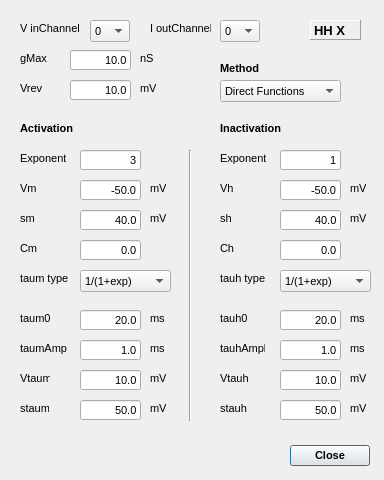
This is src/gui/HHDlg.ui in CompEphys-team/stdpc as Qt 5 draws it before an edit. The edited form follows.
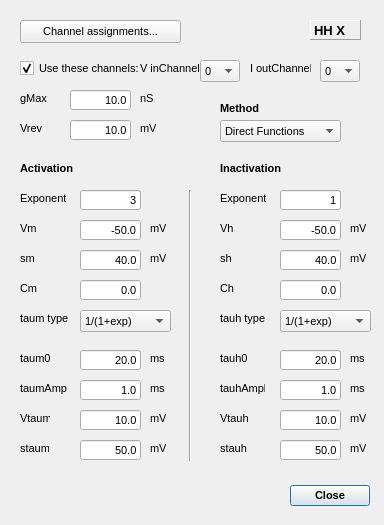
This is the edited form.

Commit message:
Added pilot support for multiple assignments
- Established a robust framework for multiple channel assignments per
parameter set
- Implemented this for m/h/tau HH currents, from legacy-friendly
interface down to DCThread behaviour

```diff
--- a/src/gui/HHDlg.ui
+++ b/src/gui/HHDlg.ui
@@ -7,7 +7,7 @@
     <x>0</x>
     <y>0</y>
     <width>384</width>
-    <height>480</height>
+    <height>525</height>
    </rect>
   </property>
   <property name="font">
@@ -24,7 +24,7 @@
    <property name="geometry">
     <rect>
      <x>210</x>
-     <y>440</y>
+     <y>480</y>
      <width>160</width>
      <height>32</height>
     </rect>
@@ -86,8 +86,8 @@
   <widget class="QComboBox" name="VChannelCombo">
    <property name="geometry">
     <rect>
-     <x>90</x>
-     <y>20</y>
+     <x>200</x>
+     <y>60</y>
      <width>40</width>
      <height>22</height>
     </rect>
@@ -118,8 +118,8 @@
   <widget class="QLabel" name="label_2">
    <property name="geometry">
     <rect>
-     <x>20</x>
-     <y>20</y>
+     <x>140</x>
+     <y>60</y>
      <width>61</width>
      <height>16</height>
     </rect>
@@ -139,7 +139,7 @@
    <property name="geometry">
     <rect>
      <x>20</x>
-     <y>50</y>
+     <y>90</y>
      <width>31</width>
      <height>16</height>
     </rect>
@@ -159,7 +159,7 @@
    <property name="geometry">
     <rect>
      <x>140</x>
-     <y>50</y>
+     <y>90</y>
      <width>16</width>
      <height>16</height>
     </rect>
@@ -179,7 +179,7 @@
    <property name="geometry">
     <rect>
      <x>70</x>
-     <y>50</y>
+     <y>90</y>
      <width>61</width>
      <height>20</height>
     </rect>
@@ -205,7 +205,7 @@
    <property name="geometry">
     <rect>
      <x>20</x>
-     <y>80</y>
+     <y>120</y>
      <width>31</width>
      <height>16</height>
     </rect>
@@ -225,7 +225,7 @@
    <property name="geometry">
     <rect>
      <x>70</x>
-     <y>80</y>
+     <y>120</y>
      <width>61</width>
      <height>20</height>
     </rect>
@@ -251,7 +251,7 @@
    <property name="geometry">
     <rect>
      <x>140</x>
-     <y>80</y>
+     <y>120</y>
      <width>16</width>
      <height>16</height>
     </rect>
@@ -271,7 +271,7 @@
    <property name="geometry">
     <rect>
      <x>20</x>
-     <y>120</y>
+     <y>160</y>
      <width>58</width>
      <height>16</height>
     </rect>
@@ -290,7 +290,7 @@
    <property name="geometry">
     <rect>
      <x>220</x>
-     <y>120</y>
+     <y>160</y>
      <width>69</width>
      <height>16</height>
     </rect>
@@ -309,7 +309,7 @@
    <property name="geometry">
     <rect>
      <x>180</x>
-     <y>150</y>
+     <y>190</y>
      <width>20</width>
      <height>271</height>
     </rect>
@@ -322,7 +322,7 @@
    <property name="geometry">
     <rect>
      <x>80</x>
-     <y>180</y>
+     <y>220</y>
      <width>61</width>
      <height>20</height>
     </rect>
@@ -341,7 +341,7 @@
    <property name="geometry">
     <rect>
      <x>20</x>
-     <y>150</y>
+     <y>190</y>
      <width>46</width>
      <height>16</height>
     </rect>
@@ -354,7 +354,7 @@
    <property name="geometry">
     <rect>
      <x>80</x>
-     <y>310</y>
+     <y>350</y>
      <width>61</width>
      <height>20</height>
     </rect>
@@ -373,7 +373,7 @@
    <property name="geometry">
     <rect>
      <x>150</x>
-     <y>310</y>
+     <y>350</y>
      <width>16</width>
      <height>16</height>
     </rect>
@@ -386,7 +386,7 @@
    <property name="geometry">
     <rect>
      <x>20</x>
-     <y>180</y>
+     <y>220</y>
      <width>38</width>
      <height>16</height>
     </rect>
@@ -399,7 +399,7 @@
    <property name="geometry">
     <rect>
      <x>20</x>
-     <y>310</y>
+     <y>350</y>
      <width>32</width>
      <height>16</height>
     </rect>
@@ -412,7 +412,7 @@
    <property name="geometry">
     <rect>
      <x>80</x>
-     <y>150</y>
+     <y>190</y>
      <width>61</width>
      <height>20</height>
     </rect>
@@ -431,7 +431,7 @@
    <property name="geometry">
     <rect>
      <x>150</x>
-     <y>180</y>
+     <y>220</y>
      <width>16</width>
      <height>16</height>
     </rect>
@@ -444,7 +444,7 @@
    <property name="geometry">
     <rect>
      <x>150</x>
-     <y>210</y>
+     <y>250</y>
      <width>16</width>
      <height>16</height>
     </rect>
@@ -457,7 +457,7 @@
    <property name="geometry">
     <rect>
      <x>80</x>
-     <y>210</y>
+     <y>250</y>
      <width>61</width>
      <height>20</height>
     </rect>
@@ -476,7 +476,7 @@
    <property name="geometry">
     <rect>
      <x>20</x>
-     <y>210</y>
+     <y>250</y>
      <width>32</width>
      <height>16</height>
     </rect>
@@ -489,7 +489,7 @@
    <property name="geometry">
     <rect>
      <x>20</x>
-     <y>400</y>
+     <y>440</y>
      <width>29</width>
      <height>16</height>
     </rect>
@@ -502,7 +502,7 @@
    <property name="geometry">
     <rect>
      <x>150</x>
-     <y>400</y>
+     <y>440</y>
      <width>16</width>
      <height>16</height>
     </rect>
@@ -515,7 +515,7 @@
    <property name="geometry">
     <rect>
      <x>20</x>
-     <y>340</y>
+     <y>380</y>
      <width>47</width>
      <height>16</height>
     </rect>
@@ -528,7 +528,7 @@
    <property name="geometry">
     <rect>
      <x>150</x>
-     <y>370</y>
+     <y>410</y>
      <width>16</width>
      <height>16</height>
     </rect>
@@ -541,7 +541,7 @@
    <property name="geometry">
     <rect>
      <x>80</x>
-     <y>370</y>
+     <y>410</y>
      <width>61</width>
      <height>20</height>
     </rect>
@@ -560,7 +560,7 @@
    <property name="geometry">
     <rect>
      <x>80</x>
-     <y>400</y>
+     <y>440</y>
      <width>61</width>
      <height>20</height>
     </rect>
@@ -579,7 +579,7 @@
    <property name="geometry">
     <rect>
      <x>20</x>
-     <y>370</y>
+     <y>410</y>
      <width>30</width>
      <height>16</height>
     </rect>
@@ -592,7 +592,7 @@
    <property name="geometry">
     <rect>
      <x>80</x>
-     <y>340</y>
+     <y>380</y>
      <width>61</width>
      <height>20</height>
     </rect>
@@ -611,7 +611,7 @@
    <property name="geometry">
     <rect>
      <x>280</x>
-     <y>340</y>
+     <y>380</y>
      <width>61</width>
      <height>20</height>
     </rect>
@@ -630,7 +630,7 @@
    <property name="geometry">
     <rect>
      <x>220</x>
-     <y>150</y>
+     <y>190</y>
      <width>46</width>
      <height>16</height>
     </rect>
@@ -643,7 +643,7 @@
    <property name="geometry">
     <rect>
      <x>280</x>
-     <y>180</y>
+     <y>220</y>
      <width>61</width>
      <height>20</height>
     </rect>
@@ -662,7 +662,7 @@
    <property name="geometry">
     <rect>
      <x>280</x>
-     <y>400</y>
+     <y>440</y>
      <width>61</width>
      <height>20</height>
     </rect>
@@ -681,7 +681,7 @@
    <property name="geometry">
     <rect>
      <x>220</x>
-     <y>400</y>
+     <y>440</y>
      <width>31</width>
      <height>16</height>
     </rect>
@@ -694,7 +694,7 @@
    <property name="geometry">
     <rect>
      <x>350</x>
-     <y>180</y>
+     <y>220</y>
      <width>16</width>
      <height>16</height>
     </rect>
@@ -707,7 +707,7 @@
    <property name="geometry">
     <rect>
      <x>280</x>
-     <y>150</y>
+     <y>190</y>
      <width>61</width>
      <height>20</height>
     </rect>
@@ -726,7 +726,7 @@
    <property name="geometry">
     <rect>
      <x>350</x>
-     <y>370</y>
+     <y>410</y>
      <width>16</width>
      <height>16</height>
     </rect>
@@ -739,7 +739,7 @@
    <property name="geometry">
     <rect>
      <x>280</x>
-     <y>370</y>
+     <y>410</y>
      <width>61</width>
      <height>20</height>
     </rect>
@@ -758,7 +758,7 @@
    <property name="geometry">
     <rect>
      <x>220</x>
-     <y>180</y>
+     <y>220</y>
      <width>38</width>
      <height>16</height>
     </rect>
@@ -771,7 +771,7 @@
    <property name="geometry">
     <rect>
      <x>220</x>
-     <y>370</y>
+     <y>410</y>
      <width>31</width>
      <height>16</height>
     </rect>
@@ -784,7 +784,7 @@
    <property name="geometry">
     <rect>
      <x>220</x>
-     <y>310</y>
+     <y>350</y>
      <width>32</width>
      <height>16</height>
     </rect>
@@ -797,7 +797,7 @@
    <property name="geometry">
     <rect>
      <x>220</x>
-     <y>340</y>
+     <y>380</y>
      <width>45</width>
      <height>16</height>
     </rect>
@@ -810,7 +810,7 @@
    <property name="geometry">
     <rect>
      <x>280</x>
-     <y>310</y>
+     <y>350</y>
      <width>61</width>
      <height>20</height>
     </rect>
@@ -829,7 +829,7 @@
    <property name="geometry">
     <rect>
      <x>350</x>
-     <y>210</y>
+     <y>250</y>
      <width>16</width>
      <height>16</height>
     </rect>
@@ -842,7 +842,7 @@
    <property name="geometry">
     <rect>
      <x>220</x>
-     <y>210</y>
+     <y>250</y>
      <width>32</width>
      <height>16</height>
     </rect>
@@ -855,7 +855,7 @@
    <property name="geometry">
     <rect>
      <x>350</x>
-     <y>310</y>
+     <y>350</y>
      <width>16</width>
      <height>16</height>
     </rect>
@@ -868,7 +868,7 @@
    <property name="geometry">
     <rect>
      <x>350</x>
-     <y>400</y>
+     <y>440</y>
      <width>16</width>
      <height>16</height>
     </rect>
@@ -881,7 +881,7 @@
    <property name="geometry">
     <rect>
      <x>280</x>
-     <y>210</y>
+     <y>250</y>
      <width>61</width>
      <height>20</height>
     </rect>
@@ -899,8 +899,8 @@
   <widget class="QLabel" name="label_3">
    <property name="geometry">
     <rect>
-     <x>150</x>
-     <y>20</y>
+     <x>250</x>
+     <y>60</y>
      <width>61</width>
      <height>16</height>
     </rect>
@@ -919,8 +919,8 @@
   <widget class="QComboBox" name="IChannelCombo">
    <property name="geometry">
     <rect>
-     <x>220</x>
-     <y>20</y>
+     <x>320</x>
+     <y>60</y>
      <width>40</width>
      <height>22</height>
     </rect>
@@ -947,7 +947,7 @@
    <property name="geometry">
     <rect>
      <x>220</x>
-     <y>80</y>
+     <y>120</y>
      <width>121</width>
      <height>22</height>
     </rect>
@@ -974,7 +974,7 @@
    <property name="geometry">
     <rect>
      <x>220</x>
-     <y>60</y>
+     <y>100</y>
      <width>69</width>
      <height>16</height>
     </rect>
@@ -993,7 +993,7 @@
    <property name="geometry">
     <rect>
      <x>80</x>
-     <y>240</y>
+     <y>280</y>
      <width>61</width>
      <height>20</height>
     </rect>
@@ -1012,7 +1012,7 @@
    <property name="geometry">
     <rect>
      <x>20</x>
-     <y>240</y>
+     <y>280</y>
      <width>32</width>
      <height>16</height>
     </rect>
@@ -1025,7 +1025,7 @@
    <property name="geometry">
     <rect>
      <x>280</x>
-     <y>240</y>
+     <y>280</y>
      <width>61</width>
      <height>20</height>
     </rect>
@@ -1044,7 +1044,7 @@
    <property name="geometry">
     <rect>
      <x>220</x>
-     <y>240</y>
+     <y>280</y>
      <width>32</width>
      <height>16</height>
     </rect>
@@ -1057,7 +1057,7 @@
    <property name="geometry">
     <rect>
      <x>80</x>
-     <y>270</y>
+     <y>310</y>
      <width>91</width>
      <height>22</height>
     </rect>
@@ -1089,7 +1089,7 @@
    <property name="geometry">
     <rect>
      <x>20</x>
-     <y>270</y>
+     <y>310</y>
      <width>69</width>
      <height>16</height>
     </rect>
@@ -1108,7 +1108,7 @@
    <property name="geometry">
     <rect>
      <x>220</x>
-     <y>270</y>
+     <y>310</y>
      <width>69</width>
      <height>16</height>
     </rect>
@@ -1127,7 +1127,7 @@
    <property name="geometry">
     <rect>
      <x>280</x>
-     <y>270</y>
+     <y>310</y>
      <width>91</width>
      <height>22</height>
     </rect>
@@ -1159,7 +1159,7 @@
    <property name="geometry">
     <rect>
      <x>150</x>
-     <y>340</y>
+     <y>380</y>
      <width>16</width>
      <height>16</height>
     </rect>
@@ -1172,7 +1172,7 @@
    <property name="geometry">
     <rect>
      <x>350</x>
-     <y>340</y>
+     <y>380</y>
      <width>16</width>
      <height>16</height>
     </rect>
@@ -1181,6 +1181,35 @@
     <string>ms</string>
    </property>
   </widget>
+  <widget class="QPushButton" name="btnAssign">
+   <property name="geometry">
+    <rect>
+     <x>20</x>
+     <y>20</y>
+     <width>161</width>
+     <height>23</height>
+    </rect>
+   </property>
+   <property name="text">
+    <string>Channel assignments...</string>
+   </property>
+  </widget>
+  <widget class="QCheckBox" name="cbUseLegacy">
+   <property name="geometry">
+    <rect>
+     <x>20</x>
+     <y>60</y>
+     <width>121</width>
+     <height>17</height>
+    </rect>
+   </property>
+   <property name="text">
+    <string>Use these channels:</string>
+   </property>
+   <property name="checked">
+    <bool>true</bool>
+   </property>
+  </widget>
  </widget>
  <resources/>
  <connections>
```
The commit also changes 15 other files.
